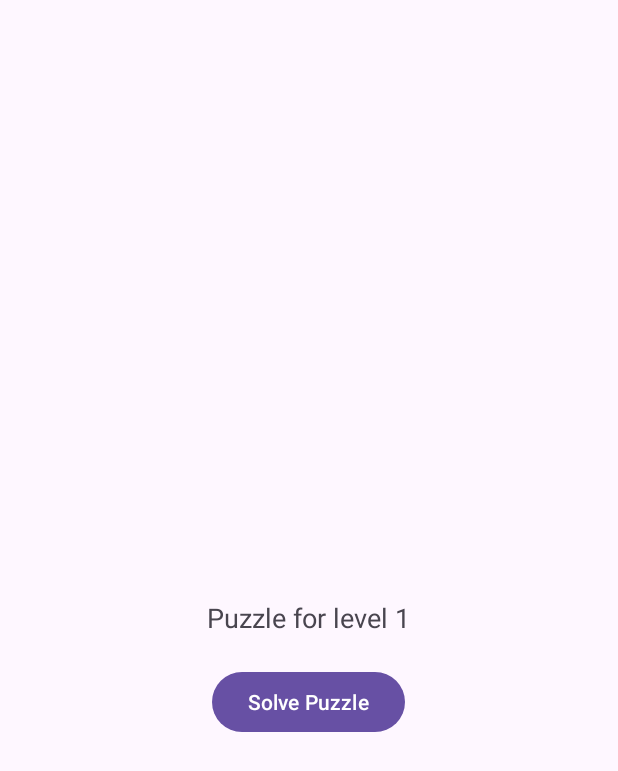
After one commit to JSumlin/FantasyPuzzleGame, an Android app: the FatherActivity screen opened directly, with no data from a screen before it, on a phone screen of 412 x 824 dp. The commit adds this screen. Shown: the top 771 px of the screen. Run offline under Robolectric (Android 15) with nearby library versions, the phone set to English and light mode, and no system bars.

Commit message:
Added about game father activity

```diff
--- a/app/src/main/AndroidManifest.xml
+++ b/app/src/main/AndroidManifest.xml
@@ -12,6 +12,12 @@
         android:supportsRtl="true"
         android:theme="@style/Theme.FantasyPuzzleGame"
         tools:targetApi="31">
+        <activity
+            android:name=".activities.FatherActivity"
+            android:exported="false" />
+        <activity
+            android:name=".activities.AboutgameActivity"
+            android:exported="false" />
         <activity
             android:name=".activities.Castle2Activity"
             android:exported="false" />
--- /dev/null
+++ b/app/src/main/java/com/example/fantasypuzzlegame/activities/FatherActivity.java
@@ -0,0 +1,51 @@
+package com.example.fantasypuzzlegame.activities;
+
+import androidx.appcompat.app.AppCompatActivity;
+import android.content.SharedPreferences;
+import android.os.Bundle;
+import android.view.View;
+import android.widget.TextView;
+import com.example.fantasypuzzlegame.R;
+
+public class FatherActivity extends AppCompatActivity {
+
+    private static final String PREFS_NAME = "PuzzleGamePrefs";
+    private static final String KEY_LEVEL = "level";
+    private TextView puzzleTextView;
+    private int currentLevel;
+
+    @Override
+    protected void onCreate(Bundle savedInstanceState) {
+        super.onCreate(savedInstanceState);
+        setContentView(R.layout.activity_father);
+
+        puzzleTextView = findViewById(R.id.puzzleTextView);
+
+        // Load current level from SharedPreferences
+        SharedPreferences settings = getSharedPreferences(PREFS_NAME, 0);
+        currentLevel = settings.getInt(KEY_LEVEL, 1);  // Default to level 1
+
+        loadPuzzle(currentLevel);
+    }
+
+    private void loadPuzzle(int level) {
+        // Dummy implementation for loading a puzzle based on the level
+        String puzzle = "Puzzle for level " + level;
+        puzzleTextView.setText(puzzle);
+    }
+
+    public void solvePuzzle(View view) {
+        // Logic for solving the puzzle (to be implemented)
+        // For now, just increase the level
+        increaseLevel();
+        loadPuzzle(currentLevel);
+    }
+
+    private void increaseLevel() {
+        currentLevel++;
+        SharedPreferences settings = getSharedPreferences(PREFS_NAME, 0);
+        SharedPreferences.Editor editor = settings.edit();
+        editor.putInt(KEY_LEVEL, currentLevel);
+        editor.apply();
+    }
+}
--- /dev/null
+++ b/app/src/main/res/layout/activity_father.xml
@@ -0,0 +1,26 @@
+<?xml version="1.0" encoding="utf-8"?>
+<RelativeLayout xmlns:android="http://schemas.android.com/apk/res/android"
+android:layout_width="match_parent"
+android:layout_height="match_parent"
+android:padding="16dp">
+
+<!-- TextView for displaying the puzzle -->
+<TextView
+    android:id="@+id/puzzleTextView"
+    android:layout_width="wrap_content"
+    android:layout_height="wrap_content"
+    android:text="Puzzle goes here"
+    android:layout_centerInParent="true"
+    android:textSize="18sp"/>
+
+<!-- Button to solve the puzzle -->
+<Button
+    android:id="@+id/solvePuzzleButton"
+    android:layout_width="wrap_content"
+    android:layout_height="wrap_content"
+    android:text="Solve Puzzle"
+    android:layout_below="@id/puzzleTextView"
+    android:layout_centerHorizontal="true"
+    android:layout_marginTop="20dp"
+    android:onClick="solvePuzzle"/>
+</RelativeLayout>
```
Also changed, not shown: app/src/main/java/com/example/fantasypuzzlegame/activities/AboutgameActivity.java (added, +27 -0 lines), app/src/main/java/com/example/fantasypuzzlegame/activities/MainActivity.java (+7 -0 lines), app/src/main/res/layout/activity_about_game.xml (added, +20 -0 lines), app/src/main/res/layout/activity_main.xml (+29 -2 lines).
